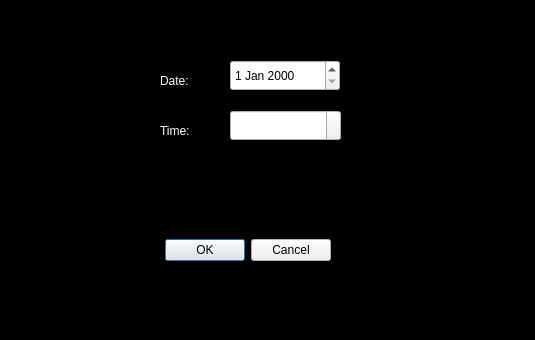
Before: the Qt Designer form setClockDialog.ui in eurosa/DigilineSystem-new, drawn with Qt 5.
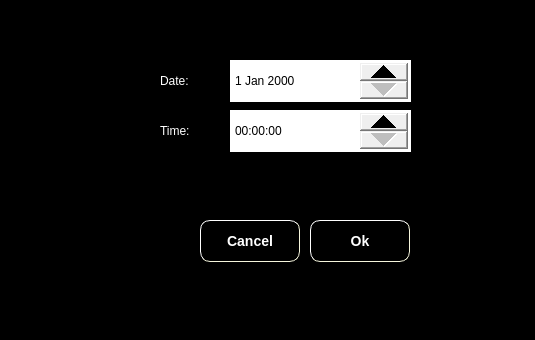
After: the same form once the commit is applied.

The edit to the form file:
```diff
--- a/setClockDialog.ui
+++ b/setClockDialog.ui
@@ -18,40 +18,18 @@
 background-color: #000000;
 }</string>
   </property>
-  <widget class="QDialogButtonBox" name="buttonClockBox">
-   <property name="geometry">
-    <rect>
-     <x>120</x>
-     <y>220</y>
-     <width>211</width>
-     <height>61</height>
-    </rect>
-   </property>
-   <property name="styleSheet">
-    <string notr="true">QDialogButtonBox{
- color: #FFFFFF;
-}</string>
-   </property>
-   <property name="orientation">
-    <enum>Qt::Horizontal</enum>
-   </property>
-   <property name="standardButtons">
-    <set>QDialogButtonBox::Cancel|QDialogButtonBox::Ok</set>
-   </property>
-  </widget>
   <widget class="QTimeEdit" name="timeEdit">
    <property name="geometry">
     <rect>
      <x>230</x>
      <y>110</y>
-     <width>111</width>
-     <height>31</height>
+     <width>181</width>
+     <height>42</height>
     </rect>
    </property>
    <property name="styleSheet">
-    <string notr="true">QTimeEdit{
- color: #FFFFFF;
-}</string>
+    <string notr="true">QTimeEdit::up-button { width: 48px; }
+QTimeEdit::down-button { width: 48px; }</string>
    </property>
   </widget>
   <widget class="QDateEdit" name="dateEdit">
@@ -59,14 +37,13 @@
     <rect>
      <x>230</x>
      <y>60</y>
-     <width>110</width>
-     <height>31</height>
+     <width>181</width>
+     <height>42</height>
     </rect>
    </property>
    <property name="styleSheet">
-    <string notr="true">QTimeEdit{
- color: #FFFFFF;
-}</string>
+    <string notr="true">QDateEdit::up-button { width: 48px; }
+QDateEdit::down-button { width: 48px; }</string>
    </property>
   </widget>
   <widget class="QLabel" name="label">
@@ -105,6 +82,66 @@
     <string>Time:</string>
    </property>
   </widget>
+  <widget class="QPushButton" name="buttonClockOk">
+   <property name="geometry">
+    <rect>
+     <x>310</x>
+     <y>220</y>
+     <width>100</width>
+     <height>42</height>
+    </rect>
+   </property>
+   <property name="styleSheet">
+    <string notr="true">QPushButton{
+    border-style: outset;
+    border-width: 1px;
+    border-radius: 10px;
+    border-color: beige;
+    font: bold 14px;
+ 
+    padding: 6px;
+    background-color: #000000;
+    color:#FFFFFF;
+}
+QPushButton:pressed {
+    background-color: gray;
+    border-style: inset;
+}</string>
+   </property>
+   <property name="text">
+    <string>Ok</string>
+   </property>
+  </widget>
+  <widget class="QPushButton" name="buttonClockCancel">
+   <property name="geometry">
+    <rect>
+     <x>200</x>
+     <y>220</y>
+     <width>100</width>
+     <height>42</height>
+    </rect>
+   </property>
+   <property name="styleSheet">
+    <string notr="true">QPushButton{
+    border-style: outset;
+    border-width: 1px;
+    border-radius: 10px;
+    border-color: beige;
+    font: bold 14px;
+ 
+    padding: 6px;
+    background-color: #000000;
+    color:#FFFFFF;
+}
+QPushButton:pressed {
+    background-color: gray;
+    border-style: inset;
+}</string>
+   </property>
+   <property name="text">
+    <string>Cancel</string>
+   </property>
+  </widget>
  </widget>
  <resources/>
  <connections>
```
Left out of the diff: 35 changed lines with no effect on the pictures.
